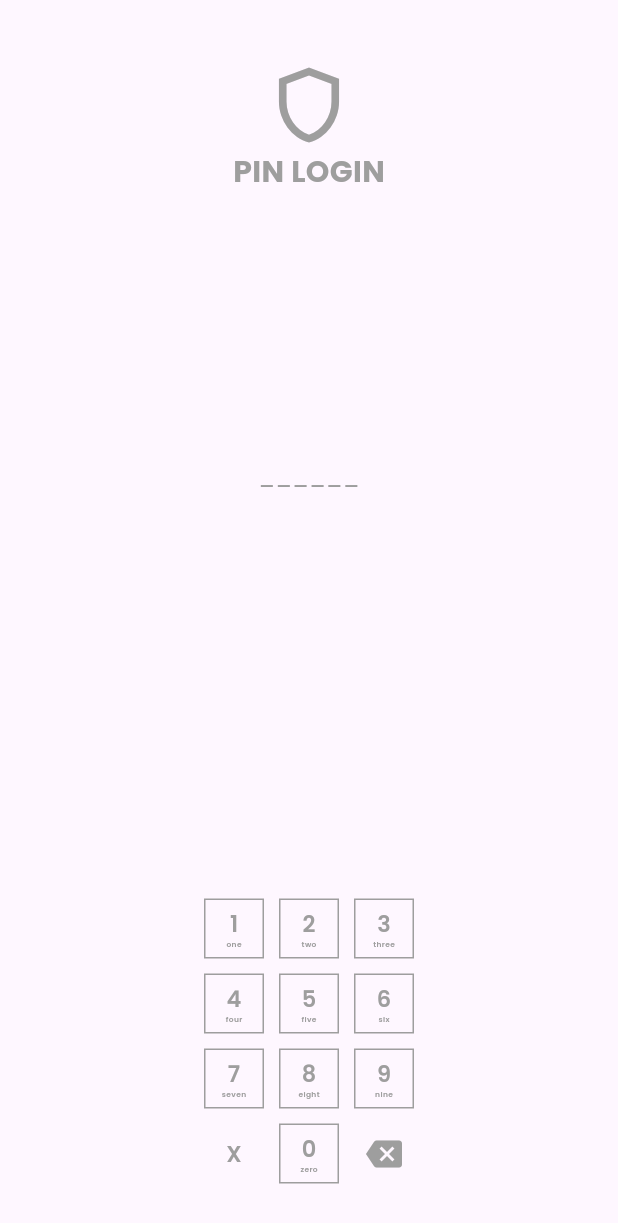
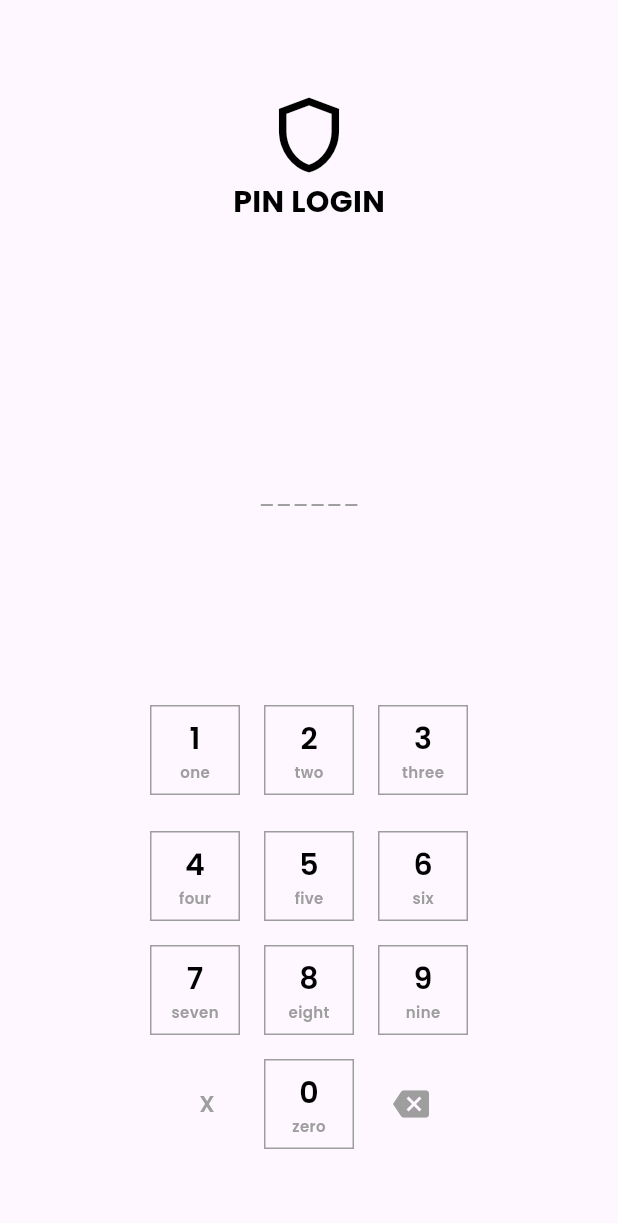
Before and after one commit to Aekanat/pin_lock, a Flutter app: the screen it shows after launch, on a phone screen of 412 x 824 dp. Shown: the top 1223 px of the screen. Run offline on Flutter 3.47's test engine with Material 3 defaults, Android fonts, the phone set to English and light mode, and no system bars; our stand-ins replace google_fonts.

Commit message:
change color and Font size

```diff
--- a/lib/main.dart
+++ b/lib/main.dart
@@ -38,7 +38,9 @@ class _phoneState extends State<phone> {
   int currentInx = 0;
 
   Widget button({required String num, required String txt}) {
-    return InkWell(
+    return Padding(
+      padding: const EdgeInsets.all(8.0),
+      child: InkWell(
         onTap: () {
           setState(() {
             _code = _code.replaceRange(currentInx, currentInx + 1, num);
@@ -46,9 +48,8 @@ class _phoneState extends State<phone> {
           });
         },
         child: Container(
-          margin: EdgeInsets.all(5),
-          width: 40,
-          height: 40,
+            width: 60,
+            height: 60,
             decoration: BoxDecoration(border: Border.all(color: Colors.grey)),
             child: Column(
               mainAxisAlignment: MainAxisAlignment.center,
@@ -56,21 +57,22 @@ class _phoneState extends State<phone> {
                 Text(
                   num,
                   style: GoogleFonts.poppins(
-                  fontSize: 15,
+                    fontSize: 20,
                     fontWeight: FontWeight.w600,
-                  color: Colors.grey,
+                    color: Colors.black,
                   ),
                 ),
                 Text(
                   txt,
                   style: GoogleFonts.poppins(
-                  fontSize: 5,
+                    fontSize: 10,
                     fontWeight: FontWeight.w600,
                     color: Colors.grey,
                   ),
                 )
               ],
             )),
+      ),
     );
   }
 
@@ -79,11 +81,11 @@ class _phoneState extends State<phone> {
     return Scaffold(
       body: Center(
         child: Container(
-          margin: EdgeInsets.fromLTRB(0, 40, 0, 30),
-          child: Column(mainAxisAlignment: MainAxisAlignment.start, children: [
+          margin: EdgeInsets.fromLTRB(0, 60, 0, 50),
+          child: Column(mainAxisAlignment: MainAxisAlignment.center, children: [
             Icon(
               Icons.shield_outlined,
-              color: Colors.grey,
+              color: Colors.black,
               size: 60,
             ),
             Text(
@@ -91,11 +93,11 @@ class _phoneState extends State<phone> {
               style: GoogleFonts.poppins(
                 fontSize: 20.0,
                 fontWeight: FontWeight.w700,
-                color: Colors.grey,
+                color: Colors.black,
               ),
             ),
             Spacer(
-              flex: 2,
+              flex: 3,
             ),
             Text(
               _code,
@@ -105,15 +107,18 @@ class _phoneState extends State<phone> {
               ),
             ),
             Spacer(
-              flex: 3,
+              flex: 2,
             ),
-            Row(
+            Padding(
+              padding: const EdgeInsets.all(8.0),
+              child: Row(
                 mainAxisAlignment: MainAxisAlignment.center,
                 children: [
                   button(num: '1', txt: 'one'),
                   button(num: '2', txt: 'two'),
                   button(num: '3', txt: 'three'),
                 ],
+              ),
             ),
             Row(
               mainAxisAlignment: MainAxisAlignment.center,
@@ -142,9 +147,8 @@ class _phoneState extends State<phone> {
                     });
                   },
                   child: Container(
-                      margin: EdgeInsets.all(5),
-                      width: 40,
-                      height: 40,
+                      width: 60,
+                      height: 60,
                       child: Column(
                         mainAxisAlignment: MainAxisAlignment.center,
                         children: [
@@ -169,9 +173,8 @@ class _phoneState extends State<phone> {
                     });
                   },
                   child: Container(
-                      margin: EdgeInsets.all(5),
-                      width: 40,
-                      height: 40,
+                      width: 60,
+                      height: 60,
                       child: Column(
                         mainAxisAlignment: MainAxisAlignment.center,
                         children: [
```
Lines whose indentation alone changed are shown as unchanged.
